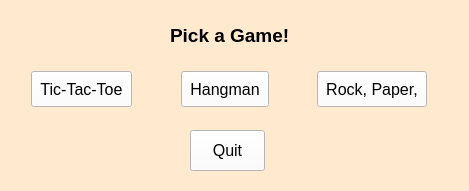
The window that GamesApp/GamePicker.ui (NoahMcKearney/Software-Team-Project) describes before a commit, drawn with Qt 5.
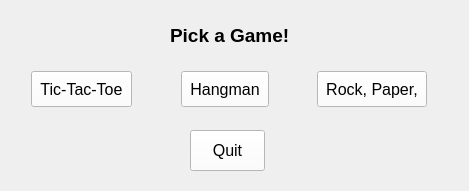
The same window after the commit.

```diff
--- a/GamesApp/GamePicker.ui
+++ b/GamesApp/GamePicker.ui
@@ -14,7 +14,7 @@
    <string>GamePicker</string>
   </property>
   <property name="styleSheet">
-   <string notr="true">background-color: rgb(255, 234, 207);</string>
+   <string notr="true"/>
   </property>
   <widget class="QLabel" name="emailLabel">
    <property name="geometry">
```
Left out of the diff: 2 changed lines with no effect on the pictures.
